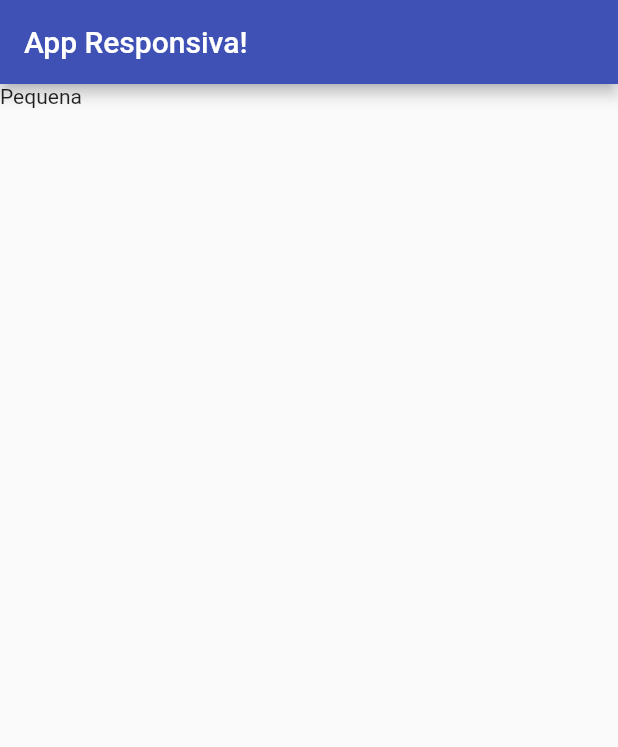
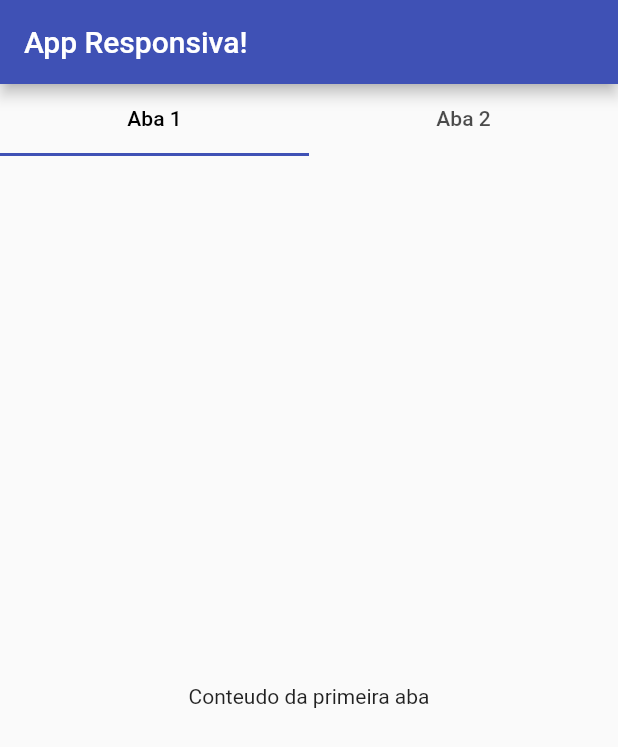
Before and after one commit to Marins14/ECM-252-LP2, a Flutter app: the screen it shows after launch, on a phone screen of 412 x 824 dp. Shown: the top 747 px of the screen. Run offline on Flutter 3.47's test engine with Material 2 defaults, Android fonts, the phone set to English and light mode, and no system bars.

Commit message:
fim da aula

```diff
--- a/Aula 17 - Flutter - Responsividade/responsividade/lib/main.dart
+++ b/Aula 17 - Flutter - Responsividade/responsividade/lib/main.dart
@@ -1,4 +1,5 @@
 import 'package:flutter/material.dart';
+
 void main() => runApp(App());
 
 class App extends StatelessWidget {
@@ -11,21 +12,83 @@ class App extends StatelessWidget {
       ),
       home: MeuLayoutResponsivo(),
     );
-
   }
 }
-class MeuLayoutResponsivo extends StatelessWidget{
+
+class MeuLayoutResponsivo extends StatelessWidget {
   @override
   Widget build(BuildContext context) {
     return Scaffold(
-      appBar: AppBar(
-        title: Text("App Responsiva!")
+        appBar: AppBar(title: Text("App Responsiva!")),
+        body: LayoutBuilder(
+            builder: (BuildContext context, BoxConstraints constraints) {
+          return constraints.maxWidth < 576 ? MobileLayoute() : webLayout();
+        }));
+  }
+}
+
+class MobileLayoute extends StatefulWidget {
+  @override
+  State<StatefulWidget> createState() {
+    return MobileLayouteState();
+  }
+}
+
+class MobileLayouteState extends State<MobileLayoute>
+    with SingleTickerProviderStateMixin {
+  // Só digitar STPSM e dar enter que ele já cria o mixin
+  TabController? tabController; // ? para dizer que pode ser nulo
+  @override
+  void initState() {
+    super.initState();
+    tabController =
+        TabController(length: 2, vsync: this); // vsync: this é para o mixin
+  }
+
+  @override
+  Widget build(BuildContext context) {
+    return Column(children: [
+      TabBar(
+        labelColor: Colors.black,
+        controller: tabController,
+        tabs: [Tab(text: 'Aba 1'), Tab(text: 'Aba 2')],
       ),
-      body: LayoutBuilder(
-        builder: (BuildContext context, BoxConstraints constraints){
-          return Text(constraints.maxWidth <= 576 ? 'Pequena': 'Grande');
-        }
-      )
+      Expanded(
+          child: TabBarView(
+        controller: tabController,
+        children: [
+          Center(child: Text("Conteudo da primeira aba")),
+          Center(child: Text("Conteudo da segunda aba"))
+        ],
+      ))
+    ]);
+  }
+}
+
+class webLayout extends StatefulWidget {
+  @override
+  State<StatefulWidget> createState() {
+    return webLayoutState();
+  }
+}
+
+class webLayoutState extends State<webLayout> {
+  @override
+  Widget build(BuildContext context) {
+    return Row(
+      mainAxisAlignment: MainAxisAlignment.spaceEvenly,
+      children: [
+        Expanded(
+          child: Card(
+            child: Center(child: Text("Conteudo da primeira aba")),
+          ),
+        ),
+        Expanded(
+          child: Card(
+            child: Center(child: Text("Conteudo da segunda aba")),
+          ),
+        )
+      ],
     );
   }
 }
```
